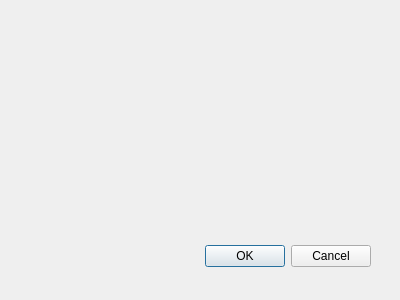
republique-et-canton-de-geneve/sitg-qgis-plugin, file qsitg/qsitg_dialog_base.ui: the form before one commit.
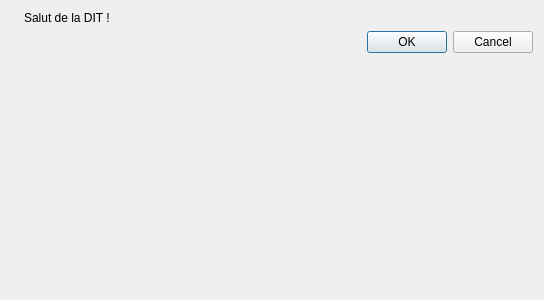
The form after the commit. Icons and pictures are not drawn.

The edit to the form file:
```diff
--- a/qsitg/qsitg_dialog_base.ui
+++ b/qsitg/qsitg_dialog_base.ui
@@ -1,33 +1,46 @@
 <ui version="4.0" >
  <class>QsitgDialogBase</class>
- <widget class="QDialog" name="QsitgDialogBase" >
-  <property name="geometry" >
+ <widget class="QDialog" name="QsitgDialogBase">
+  <property name="geometry">
    <rect>
     <x>0</x>
     <y>0</y>
-    <width>400</width>
+    <width>544</width>
     <height>300</height>
    </rect>
   </property>
   <property name="windowTitle" >
    <string>qSITG</string>
   </property>
-  <widget class="QDialogButtonBox" name="button_box" >
-   <property name="geometry" >
-    <rect>
-     <x>30</x>
-     <y>240</y>
-     <width>341</width>
-     <height>32</height>
-    </rect>
-   </property>
-   <property name="orientation" >
-    <enum>Qt::Horizontal</enum>
-   </property>
-   <property name="standardButtons" >
-    <set>QDialogButtonBox::Cancel|QDialogButtonBox::Ok</set>
-   </property>
-  </widget>
+  <layout class="QFormLayout" name="formLayout">
+   <item row="2" column="0" colspan="2">
+    <widget class="QDialogButtonBox" name="button_box">
+     <property name="orientation">
+      <enum>Qt::Horizontal</enum>
+     </property>
+     <property name="standardButtons">
+      <set>QDialogButtonBox::Cancel|QDialogButtonBox::Ok</set>
+     </property>
+    </widget>
+   </item>
+   <item row="0" column="1">
+    <widget class="QLabel" name="label">
+     <property name="text">
+      <string>Salut de la DIT !</string>
+     </property>
+    </widget>
+   </item>
+   <item row="0" column="0">
+    <widget class="QLabel" name="label_2">
+     <property name="text">
+      <string/>
+     </property>
+     <property name="pixmap">
+      <pixmap>icon.png</pixmap>
+     </property>
+    </widget>
+   </item>
+  </layout>
  </widget>
  <resources/>
  <connections>
```
Left out of the diff: 29 changed lines with no effect on the pictures.
